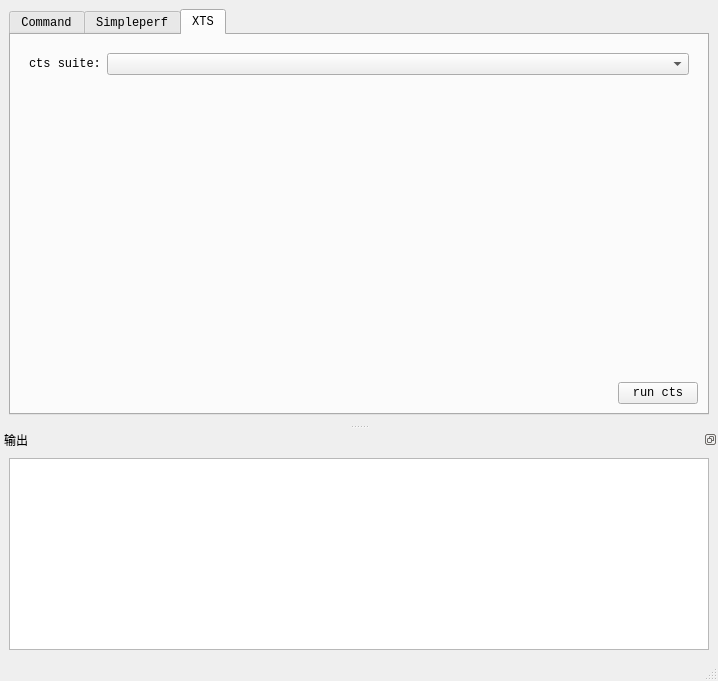
This is mainwindow.ui in zuoVision/Qt as Qt 5 draws it before an edit. The edited form follows.
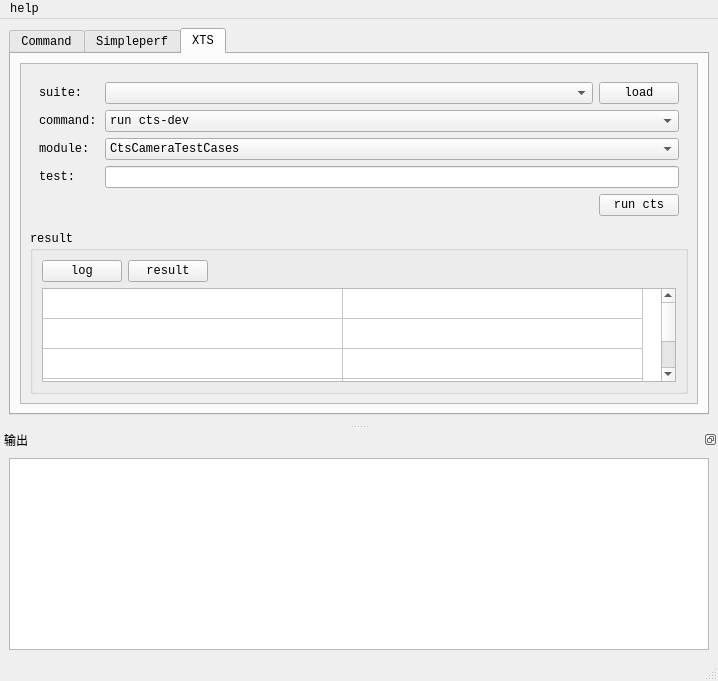
This is the edited form. The open tabs and pages were chosen to show the change.

The edit to the form file:
```diff
--- a/mainwindow.ui
+++ b/mainwindow.ui
@@ -578,67 +578,288 @@
        <attribute name="title">
         <string>XTS</string>
        </attribute>
+       <layout class="QGridLayout" name="gridLayout_13">
+        <item row="0" column="0">
+         <widget class="QScrollArea" name="scrollArea_3">
+          <property name="widgetResizable">
+           <bool>true</bool>
+          </property>
+          <widget class="QWidget" name="scrollAreaWidgetContents_3">
+           <property name="geometry">
+            <rect>
+             <x>0</x>
+             <y>0</y>
+             <width>674</width>
+             <height>338</height>
+            </rect>
+           </property>
        <layout class="QGridLayout" name="gridLayout_2">
-        <item row="2" column="0">
-         <spacer name="horizontalSpacer_2">
-          <property name="orientation">
-           <enum>Qt::Horizontal</enum>
-          </property>
-          <property name="sizeHint" stdset="0">
-           <size>
-            <width>583</width>
-            <height>20</height>
-           </size>
-          </property>
-         </spacer>
-        </item>
-        <item row="2" column="2">
-         <widget class="QPushButton" name="pushButton_cts">
-          <property name="sizePolicy">
-           <sizepolicy hsizetype="Maximum" vsizetype="Maximum">
-            <horstretch>0</horstretch>
-            <verstretch>0</verstretch>
-           </sizepolicy>
-          </property>
-          <property name="text">
-           <string>run cts</string>
-          </property>
-         </widget>
-        </item>
-        <item row="0" column="0" colspan="3">
+            <item row="0" column="0" colspan="2">
          <widget class="QWidget" name="widget_2" native="true">
+              <layout class="QGridLayout" name="gridLayout_14">
+               <item row="6" column="0">
+                <spacer name="horizontalSpacer_2">
+                 <property name="orientation">
+                  <enum>Qt::Horizontal</enum>
+                 </property>
+                 <property name="sizeHint" stdset="0">
+                  <size>
+                   <width>40</width>
+                   <height>20</height>
+                  </size>
+                 </property>
+                </spacer>
+               </item>
+               <item row="6" column="1">
+                <widget class="QPushButton" name="pushButton_runcts">
+                 <property name="sizePolicy">
+                  <sizepolicy hsizetype="Maximum" vsizetype="Maximum">
+                   <horstretch>0</horstretch>
+                   <verstretch>0</verstretch>
+                  </sizepolicy>
+                 </property>
+                 <property name="text">
+                  <string>run cts</string>
+                 </property>
+                </widget>
+               </item>
+               <item row="0" column="0" colspan="2">
           <layout class="QHBoxLayout" name="horizontalLayout">
            <item>
             <widget class="QLabel" name="label_ctssuite">
              <property name="sizePolicy">
-              <sizepolicy hsizetype="Maximum" vsizetype="Preferred">
+                    <sizepolicy hsizetype="Maximum" vsizetype="Maximum">
                <horstretch>0</horstretch>
                <verstretch>0</verstretch>
               </sizepolicy>
              </property>
+                   <property name="minimumSize">
+                    <size>
+                     <width>60</width>
+                     <height>0</height>
+                    </size>
+                   </property>
              <property name="text">
-              <string>cts suite:</string>
+                    <string>suite:</string>
              </property>
             </widget>
            </item>
            <item>
             <widget class="QComboBox" name="comboBox_ctssuite"/>
            </item>
-          </layout>
-         </widget>
-        </item>
-        <item row="1" column="2">
-         <spacer name="verticalSpacer">
+                 <item>
+                  <widget class="QPushButton" name="pushButton_loadctssuite">
+                   <property name="sizePolicy">
+                    <sizepolicy hsizetype="Maximum" vsizetype="Fixed">
+                     <horstretch>0</horstretch>
+                     <verstretch>0</verstretch>
+                    </sizepolicy>
+                   </property>
+                   <property name="text">
+                    <string>load</string>
+                   </property>
+                  </widget>
+                 </item>
+                </layout>
+               </item>
+               <item row="4" column="0" colspan="2">
+                <layout class="QHBoxLayout" name="horizontalLayout_3">
+                 <item>
+                  <widget class="QLabel" name="label_ctstest">
+                   <property name="sizePolicy">
+                    <sizepolicy hsizetype="Maximum" vsizetype="Maximum">
+                     <horstretch>0</horstretch>
+                     <verstretch>0</verstretch>
+                    </sizepolicy>
+                   </property>
+                   <property name="minimumSize">
+                    <size>
+                     <width>60</width>
+                     <height>0</height>
+                    </size>
+                   </property>
+                   <property name="text">
+                    <string>test:</string>
+                   </property>
+                  </widget>
+                 </item>
+                 <item>
+                  <widget class="QLineEdit" name="lineEdit_ctstest"/>
+                 </item>
+                </layout>
+               </item>
+               <item row="2" column="0" colspan="2">
+                <layout class="QHBoxLayout" name="horizontalLayout_2">
+                 <item>
+                  <widget class="QLabel" name="label_ctsmodule">
+                   <property name="sizePolicy">
+                    <sizepolicy hsizetype="Fixed" vsizetype="Maximum">
+                     <horstretch>0</horstretch>
+                     <verstretch>0</verstretch>
+                    </sizepolicy>
+                   </property>
+                   <property name="minimumSize">
+                    <size>
+                     <width>60</width>
+                     <height>0</height>
+                    </size>
+                   </property>
+                   <property name="text">
+                    <string>module:</string>
+                   </property>
+                  </widget>
+                 </item>
+                 <item>
+                  <widget class="QComboBox" name="comboBox_ctsmodule">
+                   <item>
+                    <property name="text">
+                     <string>CtsCameraTestCases</string>
+                    </property>
+                   </item>
+                   <item>
+                    <property name="text">
+                     <string>...</string>
+                    </property>
+                   </item>
+                  </widget>
+                 </item>
+                </layout>
+               </item>
+               <item row="1" column="0" colspan="2">
+                <layout class="QHBoxLayout" name="horizontalLayout_4">
+                 <item>
+                  <widget class="QLabel" name="label_ctscommand">
+                   <property name="sizePolicy">
+                    <sizepolicy hsizetype="Maximum" vsizetype="Maximum">
+                     <horstretch>0</horstretch>
+                     <verstretch>0</verstretch>
+                    </sizepolicy>
+                   </property>
+                   <property name="minimumSize">
+                    <size>
+                     <width>60</width>
+                     <height>0</height>
+                    </size>
+                   </property>
+                   <property name="text">
+                    <string>command:</string>
+                   </property>
+                  </widget>
+                 </item>
+                 <item>
+                  <widget class="QComboBox" name="comboBox_ctscommand">
+                   <item>
+                    <property name="text">
+                     <string>run cts-dev</string>
+                    </property>
+                   </item>
+                   <item>
+                    <property name="text">
+                     <string>run cts</string>
+                    </property>
+                   </item>
+                   <item>
+                    <property name="text">
+                     <string>l m</string>
+                    </property>
+                   </item>
+                   <item>
+                    <property name="text">
+                     <string>l s</string>
+                    </property>
+                   </item>
+                   <item>
+                    <property name="text">
+                     <string>retry --retry </string>
+                    </property>
+                   </item>
+                  </widget>
+                 </item>
+                </layout>
+               </item>
+              </layout>
+             </widget>
+            </item>
+            <item row="1" column="0" colspan="2">
+             <widget class="QGroupBox" name="groupBox_ctsresult">
+              <property name="title">
+               <string>result</string>
+              </property>
+              <layout class="QGridLayout" name="gridLayout_15">
+               <item row="0" column="0">
+                <widget class="QPushButton" name="pushButton_log">
+                 <property name="text">
+                  <string>log</string>
+                 </property>
+                </widget>
+               </item>
+               <item row="0" column="1">
+                <widget class="QPushButton" name="pushButton_result">
+                 <property name="text">
+                  <string>result</string>
+                 </property>
+                </widget>
+               </item>
+               <item row="0" column="2">
+                <spacer name="horizontalSpacer_6">
           <property name="orientation">
-           <enum>Qt::Vertical</enum>
+                  <enum>Qt::Horizontal</enum>
           </property>
           <property name="sizeHint" stdset="0">
            <size>
-            <width>20</width>
-            <height>40</height>
+                   <width>40</width>
+                   <height>20</height>
            </size>
           </property>
          </spacer>
+               </item>
+               <item row="1" column="0" colspan="3">
+                <widget class="QTableWidget" name="tableWidget_xts">
+                 <property name="sizePolicy">
+                  <sizepolicy hsizetype="Minimum" vsizetype="Expanding">
+                   <horstretch>0</horstretch>
+                   <verstretch>0</verstretch>
+                  </sizepolicy>
+                 </property>
+                 <property name="rowCount">
+                  <number>5</number>
+                 </property>
+                 <property name="columnCount">
+                  <number>2</number>
+                 </property>
+                 <attribute name="horizontalHeaderVisible">
+                  <bool>false</bool>
+                 </attribute>
+                 <attribute name="horizontalHeaderCascadingSectionResizes">
+                  <bool>false</bool>
+                 </attribute>
+                 <attribute name="horizontalHeaderDefaultSectionSize">
+                  <number>300</number>
+                 </attribute>
+                 <attribute name="horizontalHeaderShowSortIndicator" stdset="0">
+                  <bool>false</bool>
+                 </attribute>
+                 <attribute name="horizontalHeaderStretchLastSection">
+                  <bool>false</bool>
+                 </attribute>
+                 <attribute name="verticalHeaderVisible">
+                  <bool>false</bool>
+                 </attribute>
+                 <row/>
+                 <row/>
+                 <row/>
+                 <row/>
+                 <row/>
+                 <column/>
+                 <column/>
+                </widget>
+               </item>
+              </layout>
+             </widget>
+            </item>
+           </layout>
+          </widget>
+         </widget>
         </item>
        </layout>
       </widget>
@@ -652,9 +873,29 @@
      <x>0</x>
      <y>0</y>
      <width>718</width>
-     <height>28</height>
+     <height>23</height>
     </rect>
    </property>
+   <widget class="QMenu" name="menu">
+    <property name="title">
+     <string>help</string>
+    </property>
+    <widget class="QMenu" name="menuContact_me">
+     <property name="title">
+      <string>Contact me</string>
+     </property>
+     <widget class="QMenu" name="menuzhe_zuo_tcl_com">
+      <property name="title">
+       <string>zhe.zuo@tcl.com</string>
+      </property>
+     </widget>
+     <addaction name="menuzhe_zuo_tcl_com"/>
+    </widget>
+    <addaction name="actionDocument"/>
+    <addaction name="menuContact_me"/>
+    <addaction name="actionAbout"/>
+   </widget>
+   <addaction name="menu"/>
   </widget>
   <widget class="QStatusBar" name="statusbar"/>
   <widget class="QDockWidget" name="dockWidget_output">
```
Left out of the diff: 187 changed lines with no effect on the pictures. Lines whose indentation alone changed are shown as unchanged.
